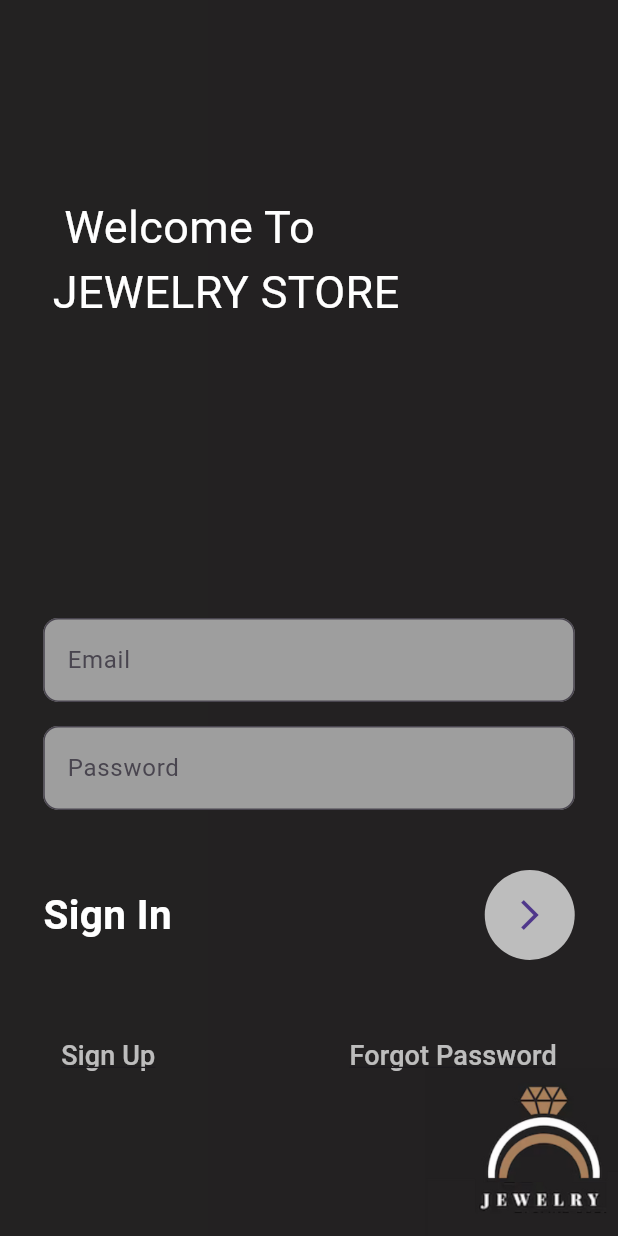
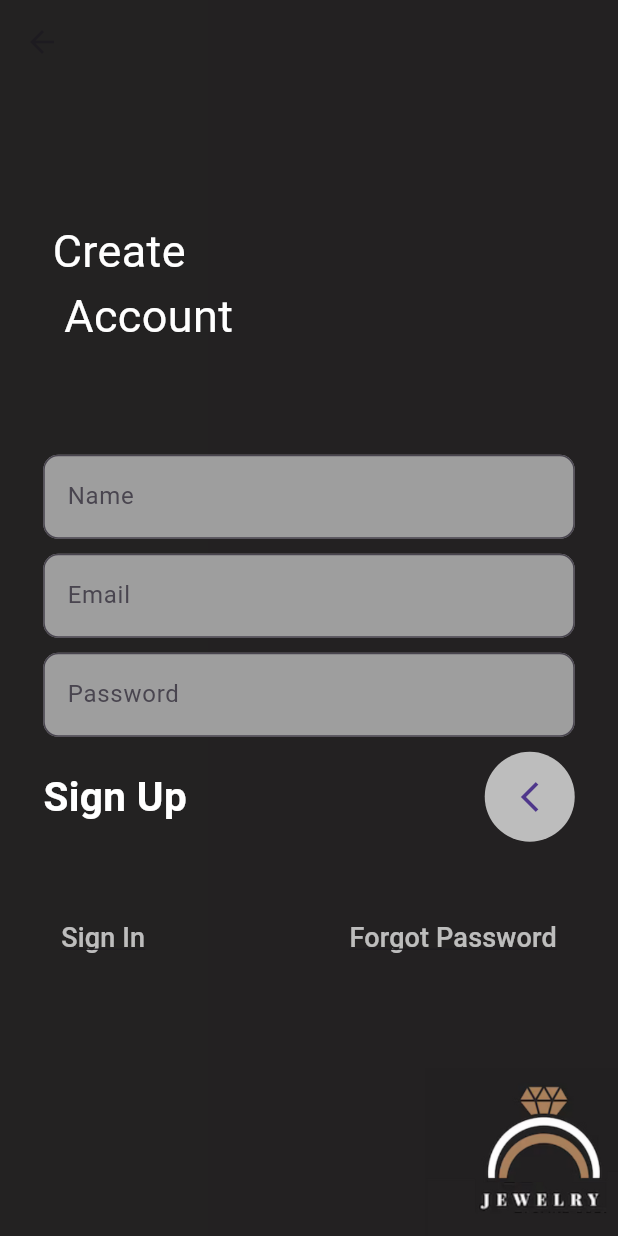
Before and after one commit to LaibaRazi/LoginPagesFrontEnd, a Flutter app: the screen it shows after launch, after a tap on "Sign Up", on a phone screen of 412 x 824 dp. Run offline on Flutter 3.47's test engine with Material 3 defaults, Android fonts, the phone set to English and light mode, and no system bars.

Commit message:
register done

```diff
--- a/lib/login.dart
+++ b/lib/login.dart
@@ -1,4 +1,5 @@
 import 'package:flutter/material.dart';
+import 'package:flutter/cupertino.dart';
 
 class MyLogin extends StatefulWidget {
   const MyLogin({super.key});
@@ -26,7 +27,7 @@ class _MyLoginState extends State<MyLogin> {
             ),
             SingleChildScrollView(
               child: Container(
-                padding: EdgeInsets.only(top: MediaQuery.of(context).size.height*0.5,left: MediaQuery.of(context).size.width*0.07
+                padding: EdgeInsets.only(top: MediaQuery.of(context).size.height*0.4,left: MediaQuery.of(context).size.width*0.07
                     ,right: MediaQuery.of(context).size.width*0.07),
                 child: Column(
                   children: [
@@ -74,7 +75,10 @@ class _MyLoginState extends State<MyLogin> {
                     Row(
                       mainAxisAlignment: MainAxisAlignment.spaceBetween,
                       children: [
-                        TextButton(onPressed: (){}, child: Text('Sign Up',style: TextStyle(
+                        TextButton(onPressed: (){
+                          Navigator.pushNamed(context, 'register');
+                        },
+                           child: Text('Sign Up',style: TextStyle(
                             decoration:TextDecoration.underline ,
                             fontSize: 18,
                             color: Colors.white70
@@ -86,7 +90,9 @@ class _MyLoginState extends State<MyLogin> {
                                 decoration:TextDecoration.underline ,
                                 fontSize: 18,
                                 color: Colors.white70
-                            ),))
+                            ),
+                            )
+                        )
                       ],
                     )
                   ],
--- a/lib/main.dart
+++ b/lib/main.dart
@@ -1,12 +1,16 @@
 import 'package:flutter/material.dart';
 import 'package:flutterprojectudemy/login.dart';
+import 'package:flutterprojectudemy/register.dart';
 
 void main() {
   runApp(
     MaterialApp(
       debugShowCheckedModeBanner: false,
       initialRoute: 'login',
-      routes: {'login' : (context)=> MyLogin()},
+      routes: {
+        'login' : (context)=> MyLogin(),
+        'register':(context)=> MyRegister()
+      },
     ),
   );
 }
--- a/lib/register.dart
+++ b/lib/register.dart
@@ -0,0 +1,119 @@
+import 'package:flutter/material.dart';
+
+class MyRegister extends StatefulWidget {
+  const MyRegister({super.key});
+
+  @override
+  State<MyRegister> createState() => _MyRegisterState();
+}
+
+class _MyRegisterState extends State<MyRegister> {
+  @override
+  Widget build(BuildContext context) {
+    return Container(
+      decoration: BoxDecoration(
+          image: DecorationImage(image: AssetImage('assets/Backwithlogo.png'),fit: BoxFit.cover)
+      ),
+      child: Scaffold(
+        appBar: AppBar(
+          backgroundColor: Colors.transparent,
+          elevation: 0,
+        ),
+        backgroundColor: Colors.transparent,
+        body: Stack(
+          children: [
+            Container(
+              padding: EdgeInsets.only(left: 35,top: 90),
+              child: Text('Create \n Account',style: TextStyle(
+                  color: Colors.white , fontSize: 30
+              ),),
+            ),
+            SingleChildScrollView(
+              child: Container(
+                padding: EdgeInsets.only(top: MediaQuery.of(context).size.height*0.3,left: MediaQuery.of(context).size.width*0.07
+                    ,right: MediaQuery.of(context).size.width*0.07),
+                child: Column(
+                  children: [
+                    TextField(
+                      decoration: InputDecoration(
+                          fillColor: Colors.grey,
+                          filled: true,
+                          hintText: "Name",
+                          border: OutlineInputBorder(
+                              borderRadius: BorderRadius.circular(10)
+                          )
+                      ),
+                    ),
+                    SizedBox(height: 10,),
+                    TextField(
+                      decoration: InputDecoration(
+                          fillColor: Colors.grey,
+                          filled: true,
+                          hintText: "Email",
+                          border: OutlineInputBorder(
+                              borderRadius: BorderRadius.circular(10)
+                          )
+                      ),
+                    ),
+                    const SizedBox(height: 10),
+                    TextField(
+                      obscureText: true,
+                      decoration: InputDecoration(
+                          fillColor: Colors.grey,
+                          filled: true,
+                          hintText: "Password",
+                          border: OutlineInputBorder(
+                              borderRadius: BorderRadius.circular(10)
+                          )
+                      ),
+                    ),
+                    SizedBox(height: 10,),
+                    Row(
+                      mainAxisAlignment: MainAxisAlignment.spaceBetween,
+                      children: [
+                        Text('Sign Up',style: TextStyle(
+                            fontSize: 27, fontWeight: FontWeight.w700 ,color: Colors.white
+                        ),
+                        ),
+                        CircleAvatar(
+                          radius: 30,
+                          backgroundColor: Colors.white70,
+                          child: IconButton(onPressed:(){},
+                              icon: Icon(Icons.arrow_back_ios_new)),
+
+                        )
+                      ],
+                    ),
+                    SizedBox(height: 40
+                      ,),
+                    Row(
+                      mainAxisAlignment: MainAxisAlignment.spaceBetween,
+                      children: [
+                        TextButton(onPressed: (){
+                          Navigator.pushNamed(context, 'login');
+                        },
+                          child: Text('Sign In',style: TextStyle(
+                              decoration:TextDecoration.underline ,
+                              fontSize: 18,
+                              color: Colors.white70
+                          ),
+                          ),
+                        ),
+                        TextButton(onPressed: (){},
+                            child: Text('Forgot Password',style: TextStyle(
+                                decoration:TextDecoration.underline ,
+                                fontSize: 18,
+                                color: Colors.white70
+                            ),))
+                      ],
+                    )
+                  ],
+                ),
+              ),
+            )
+          ],
+        ),
+      ),
+    );
+  }
+}
```
